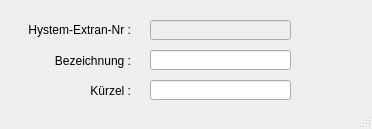
Above: templates/entwaesserungsarten.ui from hoettges/QKan before the change. Below: the same form after it.
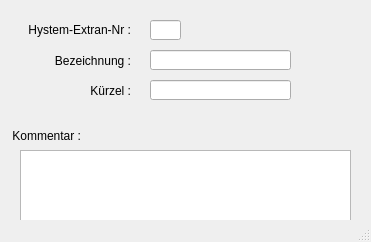
That is the form after the change.

Diff of the .ui file:
```diff
--- a/templates/entwaesserungsarten.ui
+++ b/templates/entwaesserungsarten.ui
@@ -6,8 +6,8 @@
    <rect>
     <x>0</x>
     <y>0</y>
-    <width>372</width>
-    <height>129</height>
+    <width>371</width>
+    <height>242</height>
    </rect>
   </property>
   <property name="windowTitle">
@@ -51,13 +51,13 @@
    </widget>
    <widget class="QLineEdit" name="he_nr">
     <property name="enabled">
-     <bool>false</bool>
+     <bool>true</bool>
     </property>
     <property name="geometry">
      <rect>
       <x>150</x>
       <y>20</y>
-      <width>141</width>
+      <width>31</width>
       <height>20</height>
      </rect>
     </property>
@@ -116,6 +116,32 @@
      <string/>
     </property>
    </widget>
+   <widget class="QLabel" name="label_4">
+    <property name="geometry">
+     <rect>
+      <x>10</x>
+      <y>125</y>
+      <width>71</width>
+      <height>21</height>
+     </rect>
+    </property>
+    <property name="text">
+     <string>Kommentar :</string>
+    </property>
+    <property name="alignment">
+     <set>Qt::AlignRight|Qt::AlignTrailing|Qt::AlignVCenter</set>
+    </property>
+   </widget>
+   <widget class="QTextEdit" name="bemerkung">
+    <property name="geometry">
+     <rect>
+      <x>20</x>
+      <y>150</y>
+      <width>331</width>
+      <height>71</height>
+     </rect>
+    </property>
+   </widget>
   </widget>
   <widget class="QStatusBar" name="statusbar"/>
  </widget>
```
Left out of the diff: 2 changed lines with no effect on the pictures.
